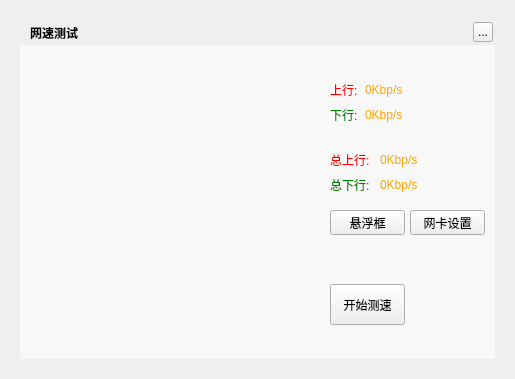
First picture: the form in TTKCore/musicUi/musicToolsetswidget/musicnetworktestwidget.ui, repository Greedysky/TTKMusicPlayer, before the edit.
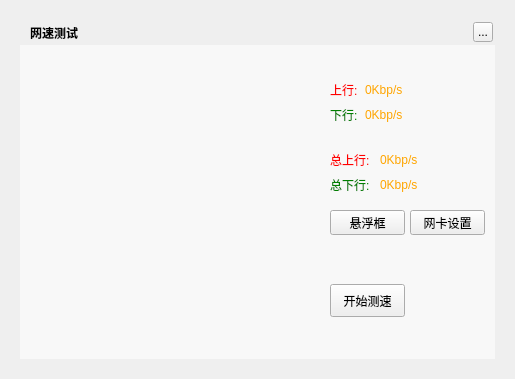
Second picture: the form after the edit. Custom widgets are drawn as their Qt base class.

Patch:
```diff
--- a/TTKCore/musicUi/musicToolsetswidget/musicnetworktestwidget.ui
+++ b/TTKCore/musicUi/musicToolsetswidget/musicnetworktestwidget.ui
@@ -126,7 +126,7 @@
      <x>330</x>
      <y>284</y>
      <width>75</width>
-     <height>41</height>
+     <height>33</height>
     </rect>
    </property>
    <property name="text">
```
